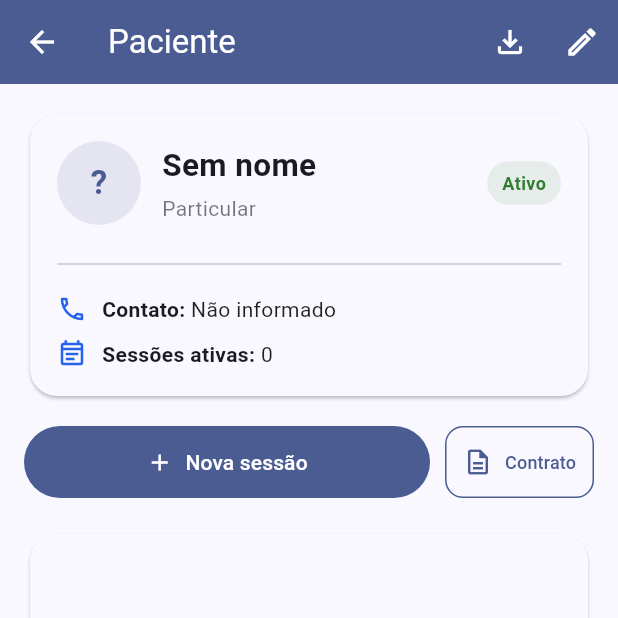
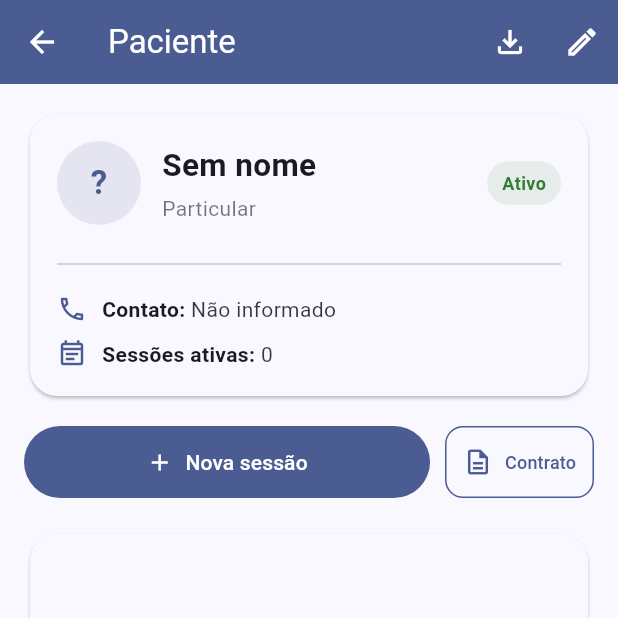
Before and after one commit to rodrigolemospsi/mentall-api, a Flutter app: the PacienteDetailPage screen opened directly with empty values, on a phone screen of 412 x 824 dp, the top half of it. Run offline on Flutter 3.47's test engine with Material 3 defaults, Android fonts, the phone set to English and light mode, and no system bars; our stand-ins replace audioplayers, file_picker, flutter_local_notifications, flutter_riverpod, hive_ce, hive_ce_flutter and 5 more; missing offline and left inert: dart:html, encrypt, pointycastle, record; accounts and stored records are empty.

Commit message:
fix: autoDispose providers + corrige cores hardcoded em info_linha
- compromissosPorDataProvider e contratoPorPacienteProvider com autoDispose
- info_linha.dart: Colors.black87 -> corTextoBody, Color(0xFF2563EB) -> corPrimaria

```diff
--- a/lib/providers/service_providers.dart
+++ b/lib/providers/service_providers.dart
@@ -117,7 +117,7 @@ final compromissosHojeProvider = StreamProvider<List<Compromisso>>((ref) async*
   }
 });
 
-final compromissosPorDataProvider = StreamProvider.family<List<Compromisso>, DateTime>((ref, date) async* {
+final compromissosPorDataProvider = StreamProvider.autoDispose.family<List<Compromisso>, DateTime>((ref, date) async* {
   final service = ref.watch(compromissoServiceProvider);
   yield service.listarPorData(date);
   await for (final _ in service.observar()) {
@@ -170,7 +170,7 @@ final contratoServiceProvider = Provider<ContratoService>((ref) {
 });
 
 final contratoPorPacienteProvider =
-    StreamProvider.family<ContratoTerapeutico?, String>((ref, pacienteId) async* {
+    StreamProvider.autoDispose.family<ContratoTerapeutico?, String>((ref, pacienteId) async* {
   final service = ref.watch(contratoServiceProvider);
   yield service.obterPorPaciente(pacienteId);
   await for (final _ in service.observar()) {
--- a/lib/widgets/info_linha.dart
+++ b/lib/widgets/info_linha.dart
@@ -1,4 +1,6 @@
 import 'package:flutter/material.dart';
+
+import '../utils/mentall_colors.dart';
 
 class InfoLinha extends StatelessWidget {
   final IconData icone;
@@ -16,12 +18,10 @@ class InfoLinha extends StatelessWidget {
 
   @override
   Widget build(BuildContext context) {
-    const Color corPrincipal = Color(0xFF2563EB);
-
     return Row(
       crossAxisAlignment: CrossAxisAlignment.start,
       children: [
-        Icon(icone, size: 20, color: corPrincipal),
+        Icon(icone, size: 20, color: context.corPrimaria),
         const SizedBox(width: 10),
         Text(
           '$titulo: ',
@@ -30,7 +30,7 @@ class InfoLinha extends StatelessWidget {
         Expanded(
           child: Text(
             valor,
-            style: TextStyle(color: corValor ?? Colors.black87),
+            style: TextStyle(color: corValor ?? context.corTextoBody),
           ),
         ),
       ],
```
